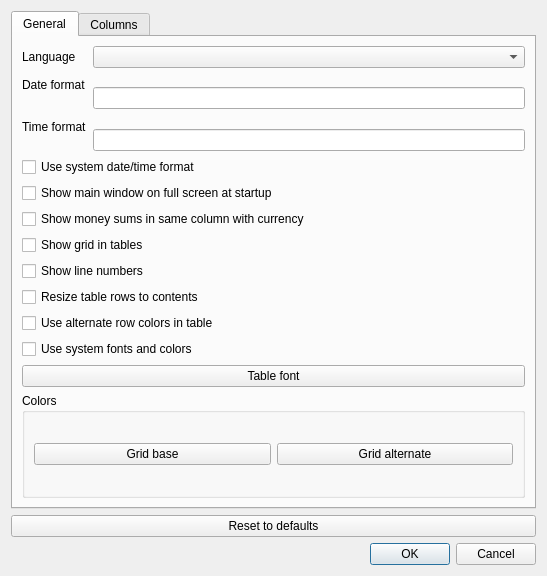
Before: the Qt Designer form app/settingsdialog.ui in DarkHobbit/homewallet, drawn with Qt 5.
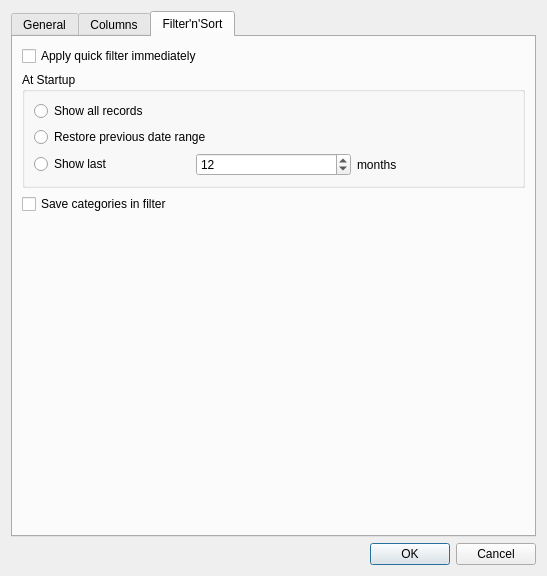
After: the same form once the commit is applied. The open tabs and pages were chosen to show the change.

Commit message: Filter config

```diff
--- a/app/settingsdialog.ui
+++ b/app/settingsdialog.ui
@@ -249,15 +249,112 @@
          </item>
         </layout>
        </item>
+       <item>
+        <widget class="QPushButton" name="btnResetColumnToDefaults">
+         <property name="text">
+          <string>Reset to defaults</string>
+         </property>
+        </widget>
+       </item>
       </layout>
      </widget>
-    </widget>
-   </item>
-   <item>
-    <widget class="QPushButton" name="btnResetColumnToDefaults">
-     <property name="text">
-      <string>Reset to defaults</string>
-     </property>
+     <widget class="QWidget" name="tabFilter">
+      <attribute name="title">
+       <string>Filter'n'Sort</string>
+      </attribute>
+      <layout class="QVBoxLayout" name="verticalLayout_5">
+       <item>
+        <widget class="QCheckBox" name="cbApplyQuickFilterImmediately">
+         <property name="text">
+          <string>Apply quick filter immediately</string>
+         </property>
+        </widget>
+       </item>
+       <item>
+        <widget class="QGroupBox" name="gbFilterDatesOnStartup">
+         <property name="title">
+          <string>At Startup</string>
+         </property>
+         <layout class="QVBoxLayout" name="verticalLayout_4">
+          <item>
+           <widget class="QRadioButton" name="rbShowAllRecords">
+            <property name="text">
+             <string>Show all records</string>
+            </property>
+            <attribute name="buttonGroup">
+             <string notr="true">bgFilterDatesOnStartup</string>
+            </attribute>
+           </widget>
+          </item>
+          <item>
+           <widget class="QRadioButton" name="rbRestorePrevRange">
+            <property name="text">
+             <string>Restore previous date range</string>
+            </property>
+            <attribute name="buttonGroup">
+             <string notr="true">bgFilterDatesOnStartup</string>
+            </attribute>
+           </widget>
+          </item>
+          <item>
+           <layout class="QHBoxLayout" name="horizontalLayout_2">
+            <item>
+             <widget class="QRadioButton" name="rbShowLastNMonths">
+              <property name="text">
+               <string>Show last</string>
+              </property>
+              <attribute name="buttonGroup">
+               <string notr="true">bgFilterDatesOnStartup</string>
+              </attribute>
+             </widget>
+            </item>
+            <item>
+             <widget class="QSpinBox" name="sbMonthsInFilter">
+              <property name="minimum">
+               <number>1</number>
+              </property>
+              <property name="maximum">
+               <number>2400</number>
+              </property>
+              <property name="value">
+               <number>12</number>
+              </property>
+             </widget>
+            </item>
+            <item>
+             <widget class="QLabel" name="lbShowLastNMonths">
+              <property name="text">
+               <string>months</string>
+              </property>
+             </widget>
+            </item>
+           </layout>
+          </item>
+         </layout>
+        </widget>
+       </item>
+       <item>
+        <widget class="QCheckBox" name="cbSaveCategoriesInFilter">
+         <property name="text">
+          <string>Save categories in filter</string>
+         </property>
+        </widget>
+       </item>
+       <item>
+        <spacer name="verticalSpacer_2">
+         <property name="orientation">
+          <enum>Qt::Vertical</enum>
+         </property>
+         <property name="sizeHint" stdset="0">
+          <size>
+           <width>20</width>
+           <height>241</height>
+          </size>
+         </property>
+        </spacer>
+       </item>
+      </layout>
+     </widget>
     </widget>
    </item>
    <item>
```
Left out of the diff: 17 changed lines with no effect on the pictures. The commit also changes 9 other files.
